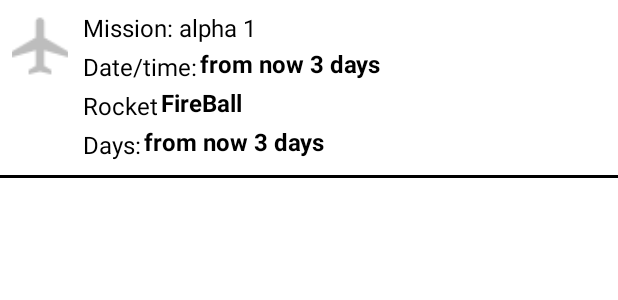
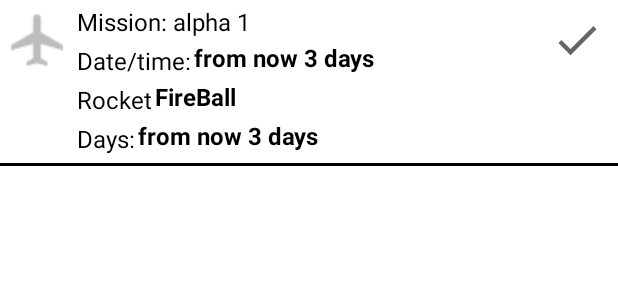
Before and after one commit to thulfkcar/HrinsX, an Android app built with Jetpack Compose: the @Preview function Preview, on a phone screen of 412 x 824 dp. Shown: the top 300 px of the screen. Run offline under Robolectric (Android 15) with nearby library versions, the phone set to English and light mode, and no system bars; our stand-ins replace constraintlayout-compose; network calls fail; pictures from the network do not load.

Commit message:
setup constraint of launch row

```diff
--- a/app/src/main/java/com/hrins/hrinsx/domain/Launch.kt
+++ b/app/src/main/java/com/hrins/hrinsx/domain/Launch.kt
@@ -6,5 +6,6 @@ data class Launch(
     val time: String,
     val rocket: Rocket,
     val launchDate: String,
-    val image:String?="https://images2.imgbox.com/40/e3/GypSkayF_o.png"
+    val image: String? = "https://images2.imgbox.com/40/e3/GypSkayF_o.png",
+    val launchIsSuccessful: Boolean
 )
--- a/app/src/main/java/com/hrins/hrinsx/network/models/LaunchDto.kt
+++ b/app/src/main/java/com/hrins/hrinsx/network/models/LaunchDto.kt
@@ -21,7 +21,7 @@ data class LaunchDto (
   @SerializedName("ships"                   ) var ships                 : ArrayList<String>     = arrayListOf(),
   @SerializedName("telemetry"               ) var telemetryDto             : TelemetryDto?            = TelemetryDto(),
   @SerializedName("launch_site"             ) var launchSiteDto            : LaunchSiteDto?           = LaunchSiteDto(),
-  @SerializedName("launch_success"          ) var launchSuccess         : Boolean?              = null,
+  @SerializedName("launch_success"          ) var launchSuccess         : Boolean              = false,
   @SerializedName("launch_failure_details"  ) var launchFailureDetailsDto  : LaunchFailureDetailsDto? = LaunchFailureDetailsDto(),
   @SerializedName("links"                   ) var linksDto                 : LinksDto                = LinksDto(),
   @SerializedName("details"                 ) var details               : String?               = null,
--- a/app/src/main/java/com/hrins/hrinsx/network/models/LaunchDtoMapper.kt
+++ b/app/src/main/java/com/hrins/hrinsx/network/models/LaunchDtoMapper.kt
@@ -14,8 +14,9 @@ class LaunchDtoMapper : DomainMapper<LaunchDto, Launch> {
             Rocket(model.rocketDto?.rocketId!!, model.rocketDto?.rocketName!!,
                 model.rocketDto!!.rocketType!!
             ),
-            model.launchDateUtc+model.launchYear,
-            model.linksDto.missionPatch
+            model.launchDateUtc+"",
+            model.linksDto.missionPatch,
+            model.launchSuccess
         )
     }
 
--- a/app/src/main/java/com/hrins/hrinsx/ui/generalComponents/LaunchRow.kt
+++ b/app/src/main/java/com/hrins/hrinsx/ui/generalComponents/LaunchRow.kt
@@ -8,31 +8,37 @@ import androidx.compose.material.Text
 import androidx.compose.runtime.Composable
 import androidx.compose.ui.Modifier
 import androidx.compose.ui.graphics.Color
-import androidx.compose.ui.layout.ContentScale
+import androidx.compose.ui.res.painterResource
 import androidx.compose.ui.res.stringResource
 import androidx.compose.ui.text.font.FontStyle
 import androidx.compose.ui.text.font.FontWeight
+import androidx.compose.ui.text.style.TextOverflow
 import androidx.compose.ui.tooling.preview.Preview
 import androidx.compose.ui.unit.dp
 import androidx.compose.ui.unit.sp
+import androidx.constraintlayout.compose.ConstraintLayout
 import com.hrins.hrinsx.R
 import com.hrins.hrinsx.domain.Launch
 import com.hrins.hrinsx.domain.Rocket
 
 @Composable
 fun LaunchRow(launch: Launch, onClick: (Launch) -> Unit) {
-    Column(Modifier.fillMaxWidth().clickable(onClick = { onClick(launch) })) {
-        Row(
+    Column(
+        Modifier
+            .fillMaxWidth()
+            .clickable(onClick = { onClick(launch) })
+    ) {
+        ConstraintLayout(
             Modifier
-                .padding(8.dp)
+                .padding(4.dp)
                 .fillMaxWidth()
                 .wrapContentHeight()
 
         ) {
-
-            var url="https://images2.imgbox.com/40/e3/GypSkayF_o.png"
-            if (launch.image!=null)
-                url=launch.image
+            val (missionImage, content, status) = createRefs()
+            var url = "https://images2.imgbox.com/40/e3/GypSkayF_o.png"
+            if (launch.image != null)
+                url = launch.image
             val image = loadPicture(
                 url = url,
                 defaultImage = R.drawable.ic_baseline_airplanemode_active_24
@@ -40,23 +46,34 @@ fun LaunchRow(launch: Launch, onClick: (Launch) -> Unit) {
 
             Image(
                 bitmap = image,
-                contentDescription = "article ain image",
+                contentDescription = "image",
                 Modifier
                     .size(45.dp)
-                    .padding(end = 8.dp), contentScale = ContentScale.Crop
+                    .padding(end = 4.dp).fillMaxWidth(0.1f)
+                    .constrainAs(missionImage) {
+                        top.linkTo(parent.top)
+                        start.linkTo(parent.start)
+                    }
             )
 
 
 
             Column(
-                verticalArrangement = Arrangement.spacedBy(3.dp)
+
+                verticalArrangement = Arrangement.spacedBy(3.dp),
+                modifier = Modifier.fillMaxWidth(0.8f).constrainAs(content) {
+                    top.linkTo(parent.top)
+                    bottom.linkTo(parent.bottom)
+                    start.linkTo(missionImage.end)
+                }
             ) {
 
                 Row {
                     Text(
                         text = stringResource(R.string.mission),
-                        Modifier.padding(2.dp),
+                        modifier = Modifier.padding(2.dp),
                         fontSize = 16.sp
+
                     )
                     Text(text = launch.mission, Modifier.padding(2.dp), fontSize = 16.sp)
                 }
@@ -108,8 +125,25 @@ fun LaunchRow(launch: Launch, onClick: (Launch) -> Unit) {
 
             }
 
+
+            var statusResource = R.drawable.unsuccessful
+            if (launch.launchIsSuccessful)
+                statusResource = R.drawable.successful
+
+            Image(
+                painterResource(id = statusResource),
+                contentDescription = "image",
+                Modifier.fillMaxWidth(0.1f)
+                    .size(45.dp)
+                    .padding(end = 6.dp).constrainAs(status){
+                        end.linkTo(parent.end)
+                        top.linkTo(parent.top)
+                    }
+            )
+
+
         }
-        Divider(color = Color.Black,thickness = 2.dp)
+        Divider(color = Color.Black, thickness = 2.dp)
     }
 
 }
@@ -126,7 +160,8 @@ fun Preview() {
             "2020-01,12",
             Rocket("345345-5345-534", "FireBall", "Falcon"),
             "from now 3 days",
-            "https://images2.imgbox.com/40/e3/GypSkayF_o.png"
+            "https://images2.imgbox.com/40/e3/GypSkayF_o.png",
+            true
         ),
         onClick = {}
     )
--- /dev/null
+++ b/app/src/main/res/drawable/successful.xml
@@ -0,0 +1,10 @@
+<vector xmlns:android="http://schemas.android.com/apk/res/android"
+    android:width="24dp"
+    android:height="24dp"
+    android:viewportWidth="24"
+    android:viewportHeight="24"
+    android:tint="?attr/colorControlNormal">
+  <path
+      android:fillColor="@android:color/white"
+      android:pathData="M9,16.17L4.83,12l-1.42,1.41L9,19 21,7l-1.41,-1.41z"/>
+</vector>
--- /dev/null
+++ b/app/src/main/res/drawable/unsuccessful.xml
@@ -0,0 +1,10 @@
+<vector xmlns:android="http://schemas.android.com/apk/res/android"
+    android:width="24dp"
+    android:height="24dp"
+    android:viewportWidth="24"
+    android:viewportHeight="24"
+    android:tint="?attr/colorControlNormal">
+  <path
+      android:fillColor="@android:color/white"
+      android:pathData="M19,6.41L17.59,5 12,10.59 6.41,5 5,6.41 10.59,12 5,17.59 6.41,19 12,13.41 17.59,19 19,17.59 13.41,12z"/>
+</vector>
```
